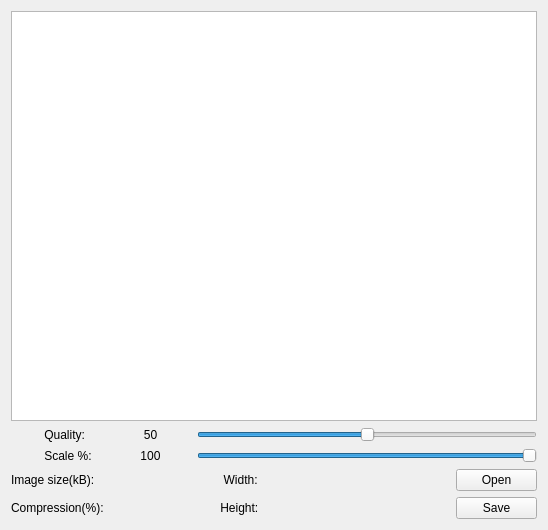
Old version of the form mainwindow.ui in the repository arskom/img_han.
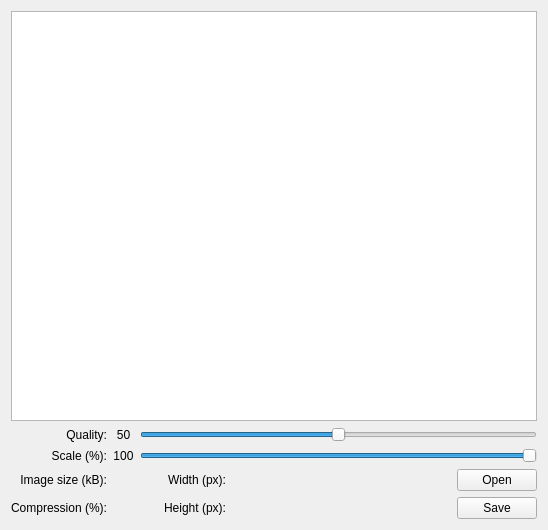
New version of the form.

```diff
--- a/mainwindow.ui
+++ b/mainwindow.ui
@@ -19,7 +19,7 @@
   <widget class="QWidget" name="centralWidget">
    <layout class="QGridLayout" name="gridLayout_2">
     <item row="0" column="0">
-     <layout class="QGridLayout" name="gridLayout">
+     <layout class="QGridLayout" name="gridLayout" columnstretch="0,0,0,1,0,0">
       <item row="4" column="1">
        <widget class="QLabel" name="lbl_compression">
         <property name="text">
@@ -30,7 +30,10 @@
       <item row="4" column="0">
        <widget class="QLabel" name="label_6">
         <property name="text">
-         <string>Compression(%):</string>
+         <string>Compression (%):</string>
+        </property>
+        <property name="alignment">
+         <set>Qt::AlignRight|Qt::AlignTrailing|Qt::AlignVCenter</set>
         </property>
        </widget>
       </item>
@@ -44,7 +47,10 @@
       <item row="3" column="0">
        <widget class="QLabel" name="label_3">
         <property name="text">
-         <string>Image size(kB):</string>
+         <string>Image size (kB):</string>
+        </property>
+        <property name="alignment">
+         <set>Qt::AlignRight|Qt::AlignTrailing|Qt::AlignVCenter</set>
         </property>
        </widget>
       </item>
@@ -65,13 +71,6 @@
         </property>
        </widget>
       </item>
-      <item row="4" column="2">
-       <widget class="QLabel" name="label_5">
-        <property name="text">
-         <string>       Height:</string>
-        </property>
-       </widget>
-      </item>
       <item row="3" column="1">
        <widget class="QLabel" name="lbl_size">
         <property name="text">
@@ -84,6 +83,9 @@
         <property name="text">
          <string>          Quality:</string>
         </property>
+        <property name="alignment">
+         <set>Qt::AlignRight|Qt::AlignTrailing|Qt::AlignVCenter</set>
+        </property>
        </widget>
       </item>
       <item row="1" column="1">
@@ -112,54 +114,10 @@
       <item row="2" column="0">
        <widget class="QLabel" name="label_2">
         <property name="text">
-         <string>          Scale %:</string>
+         <string>          Scale (%):</string>
         </property>
-       </widget>
-      </item>
-      <item row="4" column="5">
-       <widget class="QPushButton" name="saveButton">
-        <property name="text">
-         <string>Save</string>
-        </property>
-       </widget>
-      </item>
-      <item row="2" column="2" colspan="4">
-       <widget class="QSlider" name="sld_scale">
-        <property name="sizePolicy">
-         <sizepolicy hsizetype="Expanding" vsizetype="Fixed">
-          <horstretch>0</horstretch>
-          <verstretch>0</verstretch>
-         </sizepolicy>
-        </property>
-        <property name="cursor">
-         <cursorShape>PointingHandCursor</cursorShape>
-        </property>
-        <property name="contextMenuPolicy">
-         <enum>Qt::DefaultContextMenu</enum>
-        </property>
-        <property name="layoutDirection">
-         <enum>Qt::LeftToRight</enum>
-        </property>
-        <property name="autoFillBackground">
-         <bool>false</bool>
-        </property>
-        <property name="minimum">
-         <number>1</number>
-        </property>
-        <property name="maximum">
-         <number>100</number>
-        </property>
-        <property name="value">
-         <number>100</number>
-        </property>
-        <property name="tracking">
-         <bool>true</bool>
-        </property>
-        <property name="orientation">
-         <enum>Qt::Horizontal</enum>
-        </property>
-        <property name="tickPosition">
-         <enum>QSlider::NoTicks</enum>
+        <property name="alignment">
+         <set>Qt::AlignRight|Qt::AlignTrailing|Qt::AlignVCenter</set>
         </property>
        </widget>
       </item>
@@ -203,20 +161,80 @@
         </property>
        </widget>
       </item>
+      <item row="2" column="2" colspan="4">
+       <widget class="QSlider" name="sld_scale">
+        <property name="sizePolicy">
+         <sizepolicy hsizetype="Expanding" vsizetype="Fixed">
+          <horstretch>0</horstretch>
+          <verstretch>0</verstretch>
+         </sizepolicy>
+        </property>
+        <property name="cursor">
+         <cursorShape>PointingHandCursor</cursorShape>
+        </property>
+        <property name="contextMenuPolicy">
+         <enum>Qt::DefaultContextMenu</enum>
+        </property>
+        <property name="layoutDirection">
+         <enum>Qt::LeftToRight</enum>
+        </property>
+        <property name="autoFillBackground">
+         <bool>false</bool>
+        </property>
+        <property name="minimum">
+         <number>1</number>
+        </property>
+        <property name="maximum">
+         <number>100</number>
+        </property>
+        <property name="value">
+         <number>100</number>
+        </property>
+        <property name="tracking">
+         <bool>true</bool>
+        </property>
+        <property name="orientation">
+         <enum>Qt::Horizontal</enum>
+        </property>
+        <property name="tickPosition">
+         <enum>QSlider::NoTicks</enum>
+        </property>
+       </widget>
+      </item>
       <item row="3" column="2">
        <widget class="QLabel" name="label_4">
         <property name="text">
-         <string>        Width:</string>
+         <string>        Width (px):</string>
         </property>
+        <property name="alignment">
+         <set>Qt::AlignRight|Qt::AlignTrailing|Qt::AlignVCenter</set>
+        </property>
        </widget>
       </item>
-      <item row="3" column="5">
+      <item row="4" column="2">
+       <widget class="QLabel" name="label_5">
+        <property name="text">
+         <string>       Height (px):</string>
+        </property>
+        <property name="alignment">
+         <set>Qt::AlignRight|Qt::AlignTrailing|Qt::AlignVCenter</set>
+        </property>
+       </widget>
+      </item>
+      <item row="3" column="4" colspan="2">
        <widget class="QPushButton" name="openButton">
         <property name="text">
          <string>Open</string>
         </property>
        </widget>
       </item>
+      <item row="4" column="4" colspan="2">
+       <widget class="QPushButton" name="saveButton">
+        <property name="text">
+         <string>Save</string>
+        </property>
+       </widget>
+      </item>
      </layout>
     </item>
    </layout>
```
